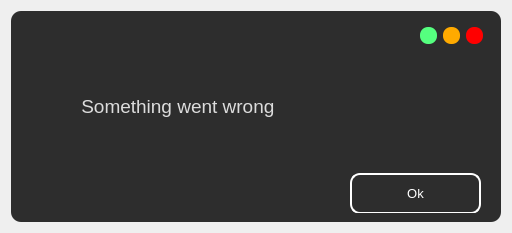
Android-Jester/iAttend, file frontend/alert_dialog.ui: the form before one commit.
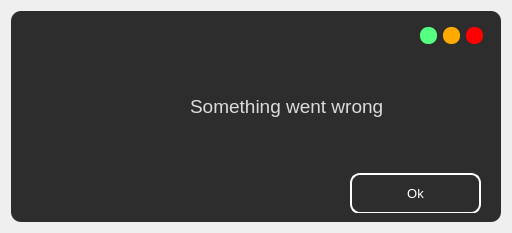
The form after the commit. Icons and pictures are not drawn.

What changed in the file:
```diff
--- a/frontend/alert_dialog.ui
+++ b/frontend/alert_dialog.ui
@@ -230,9 +230,15 @@
              <bold>false</bold>
             </font>
            </property>
+           <property name="styleSheet">
+            <string notr="true"/>
+           </property>
            <property name="text">
             <string> Something went wrong</string>
            </property>
+           <property name="alignment">
+            <set>Qt::AlignCenter</set>
+           </property>
            <property name="wordWrap">
             <bool>true</bool>
            </property>
```
